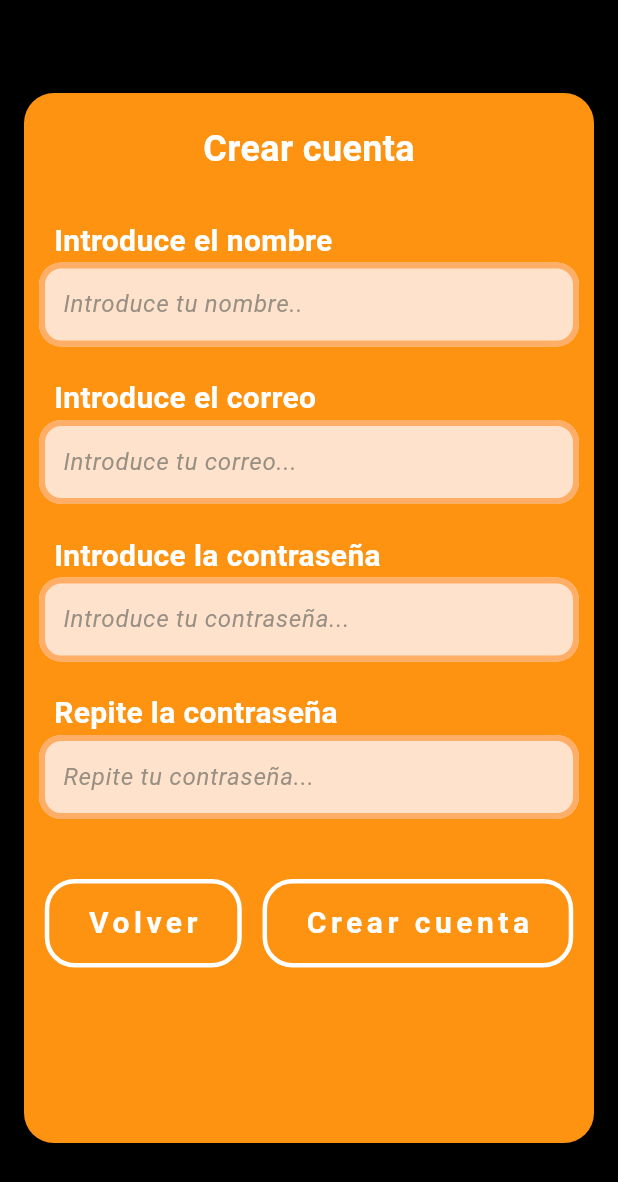
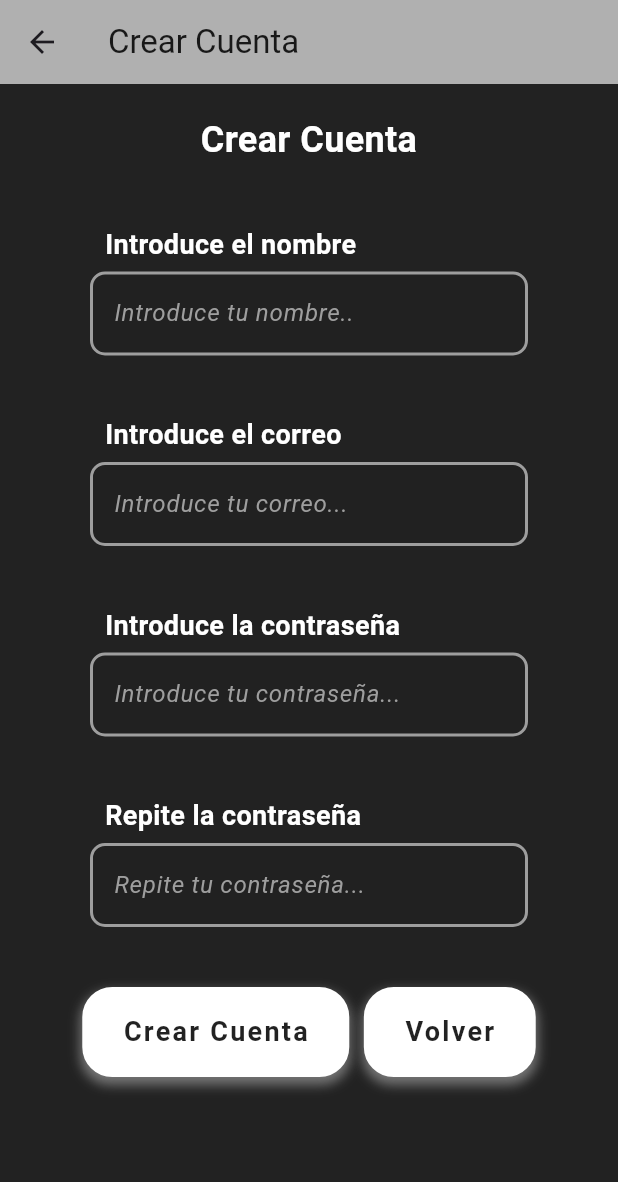
Before and after one commit to Geremias22/Red_Social, a Flutter app: the CrearCuenta screen opened directly, on a phone screen of 412 x 824 dp. Shown: the top 1182 px of the screen. Run offline on Flutter 3.47's test engine with Material 3 defaults, Android fonts, the phone set to English and light mode, and no system bars; our stand-ins replace hive, hive_flutter; accounts and stored records are empty.

Commit message:
Actualización de estilos de registro

```diff
--- a/red_social/lib/componentes/botones.dart
+++ b/red_social/lib/componentes/botones.dart
@@ -11,7 +11,7 @@ class Botones extends StatefulWidget {
 }
 
 class _BotonesState extends State<Botones> {
-  bool isHovering = false; // Para detectar si el mouse está encima
+  bool isHovering = false; // Para detectar el hover
 
   @override
   Widget build(BuildContext context) {
@@ -20,30 +20,30 @@ class _BotonesState extends State<Botones> {
       onExit: (_) => setState(() => isHovering = false), // Desactiva hover
       child: InkWell(
         onTap: widget.accionBoton,
-        borderRadius: BorderRadius.circular(20), // Hace la animación más fluida
+        borderRadius: BorderRadius.circular(20),
         child: AnimatedContainer(
-          duration: Duration(milliseconds: 200), // Animación suave
+          duration: const Duration(milliseconds: 200), // Animación suave
           decoration: BoxDecoration(
-            color: isHovering ? const Color.fromARGB(255, 255, 140, 0) : Color.fromARGB(255, 253, 147, 17), // Cambio de color
+            color: isHovering ? Colors.grey[300] : Colors.white, // Cambio de color al hacer hover
             borderRadius: BorderRadius.circular(20),
-            border: Border.all(color: Colors.white, width: 3), // Borde más visible
+            border: Border.all(color: Colors.white, width: 2), // Borde blanco
             boxShadow: [
               BoxShadow(
-                color: isHovering ? Color.fromARGB(255, 255, 174, 74) : const Color.fromARGB(2255, 253, 147, 17), // Sombra dinámica
-                blurRadius: isHovering ? 15 : 8,
-                spreadRadius: isHovering ? 5 : 2,
-                offset: Offset(0, 5),
+                color: isHovering ? Colors.white54 : Colors.grey[600]!, // Sombra dinámica
+                blurRadius: isHovering ? 12 : 6,
+                spreadRadius: isHovering ? 3 : 1,
+                offset: const Offset(0, 4),
               ),
             ],
           ),
-          padding: EdgeInsets.symmetric(vertical: 12, horizontal: 25),
+          padding: const EdgeInsets.symmetric(vertical: 15, horizontal: 25),
           child: Text(
             widget.textBoton,
-            style: const TextStyle(
-              color: Colors.white,
-              fontSize: 20,
+            style: TextStyle(
+              color: Colors.black87, // Texto oscuro para contrastar con el botón blanco
+              fontSize: 18,
               fontWeight: FontWeight.bold,
-              letterSpacing: 3,
+              letterSpacing: 1.5,
             ),
           ),
         ),
--- a/red_social/lib/componentes/input_text.dart
+++ b/red_social/lib/componentes/input_text.dart
@@ -5,7 +5,7 @@ class InputText extends StatelessWidget {
   final String? textHint;
   final TextEditingController tecInput;
   final bool invert;
-
+  final bool? passwd;
 
   const InputText({
     super.key,
@@ -13,15 +13,11 @@ class InputText extends StatelessWidget {
     this.textHint,
     required this.tecInput,
     required this.invert,
-
+    this.passwd,
   });
-
-
-
 
   @override
   Widget build(BuildContext context) {
-
     return Padding(
       padding: const EdgeInsets.all(10.0),
       child: Column(
@@ -30,45 +26,42 @@ class InputText extends StatelessWidget {
           Padding(
             padding: const EdgeInsets.only(left: 10),
             child: Text(
-                  textEtiqueta, style:
-                  TextStyle(
+              textEtiqueta,
+              style: TextStyle(
                 fontWeight: FontWeight.bold,
-                    fontSize: 20,
-                    color: invert ? Colors.white : Colors.black,
+                fontSize: 18,
+                color: Colors.white,
               ),
             ),
           ),
+          const SizedBox(height: 5),
           TextField(
-
-
             controller: tecInput,
-                style: TextStyle(
-                   color: invert ?  Colors.black : Colors.white
-                  ),
-                cursorColor:invert ?  Colors.black : Colors.white,
+            obscureText: passwd ?? false, // Oculta texto si es contraseña
+            style: const TextStyle(color: Colors.white),
+            cursorColor: Colors.white,
             decoration: InputDecoration(
-                  fillColor: invert ?  const Color.fromARGB(255, 255, 226, 203) : const Color.fromARGB(255, 101, 63, 17),
               filled: true,
+              fillColor: Colors.grey[900],
               hintText: textHint,
-                  hintStyle: TextStyle(
-                    color: invert ?  const Color.fromARGB(255, 153, 144, 133) : Colors.white,
+              hintStyle: const TextStyle(
+                color: Colors.grey,
                 fontStyle: FontStyle.italic,
               ),
               enabledBorder: OutlineInputBorder(
-                    borderRadius: BorderRadius.circular(15),
-                    borderSide:  BorderSide(
-                      color: invert ?  const Color.fromARGB(255, 255, 174, 104) : const Color.fromARGB(255, 255, 159, 104),
-                      width: 4,
+                borderRadius: BorderRadius.circular(10),
+                borderSide: const BorderSide(
+                  color: Colors.grey,
+                  width: 2,
                 ),
               ),
               focusedBorder: OutlineInputBorder(
                 borderRadius: BorderRadius.circular(10),
-                    borderSide:  BorderSide(
-                      color: invert ?  const Color.fromARGB(255, 55, 27, 0) : Colors.white,
-                      width: 4
+                borderSide: const BorderSide(
+                  color: Colors.white,
+                  width: 2,
                 ),
               ),
-
             ),
           ),
         ],
--- a/red_social/lib/main.dart
+++ b/red_social/lib/main.dart
@@ -23,9 +23,14 @@
 
 import 'package:flutter/material.dart';
 import 'package:red_social/paginas/Inicio/Crear_Cuenta.dart';
+import 'package:hive/hive.dart';
+import 'package:hive_flutter/hive_flutter.dart';
+import 'package:red_social/paginas/Inicio/Index.dart';
 
 
-void main() {
+void main() async{
+  await Hive.initFlutter();
+  await Hive.openBox("box_lista_reserva");
   runApp(const MainApp());
 }
 
@@ -35,7 +40,8 @@ class MainApp extends StatelessWidget {
   @override
   Widget build(BuildContext context) {
     return const MaterialApp(
-      home: CrearCuenta()
+      debugShowCheckedModeBanner: false,
+      home: Index()
     );
   }
 }
--- a/red_social/lib/paginas/Inicio/Crear_Cuenta.dart
+++ b/red_social/lib/paginas/Inicio/Crear_Cuenta.dart
@@ -5,7 +5,6 @@ import 'package:red_social/paginas/Inicio/Index.dart';
 import 'package:red_social/paginas/Inicio/login.dart';
 
 class CrearCuenta extends StatefulWidget {
-
   const CrearCuenta({super.key});
 
   @override
@@ -17,90 +16,145 @@ class _CrearCuentaState extends State<CrearCuenta> {
   TextEditingController tecCorreo = TextEditingController();
   TextEditingController tecPassw = TextEditingController();
   TextEditingController tecRePassw = TextEditingController();
-  final bool invert = true;
+  final bool invert = false; // Mantiene la estética oscura
 
+  // Método para validar el correo
+  bool validarCorreo(String correo) {
+    String patron =
+        r'^[a-zA-Z0-9._%+-]+@[a-zA-Z0-9.-]+\.[a-zA-Z]{2,}$'; // Expresión regular
+    return RegExp(patron).hasMatch(correo);
+  }
 
+  // Método para validar la creación de la cuenta
+  void validarYCrearCuenta() {
+    String correo = tecCorreo.text.trim();
+    String passw = tecPassw.text;
+    String rePassw = tecRePassw.text;
+
+    if (correo.isEmpty || passw.isEmpty || rePassw.isEmpty) {
+      mostrarMensaje("Todos los campos son obligatorios.");
+      return;
+    }
+
+    if (!validarCorreo(correo)) {
+      mostrarMensaje("Formato de correo inválido, debe se '@gmail.com' por ejemplo");
+      return;
+    }
+
+    if (passw.length < 6) {
+      mostrarMensaje("La contraseña debe tener al menos 6 caracteres.");
+      return;
+    }
+
+    if (passw != rePassw) {
+      mostrarMensaje("Las contraseñas no coinciden.");
+      return;
+    }
+
+    // Si todo está correcto, navega al Login
+    mostrarMensaje("Cuenta creada exitosamente!", esExito: true);
+    Future.delayed(const Duration(seconds: 2), () {
+      Navigator.pushReplacement(
+        context,
+        MaterialPageRoute(builder: (context) => const Login()),
+      );
+    });
+  }
+
+  // Método para mostrar mensajes en un SnackBar
+  void mostrarMensaje(String mensaje, {bool esExito = false}) {
+    ScaffoldMessenger.of(context).showSnackBar(
+      SnackBar(
+        content: Text(
+          mensaje,
+          style: const TextStyle(color: Colors.white),
+        ),
+        backgroundColor: esExito ? Colors.green : Colors.red,
+        duration: const Duration(seconds: 2),
+      ),
+    );
+  }
 
   @override
   Widget build(BuildContext context) {
-    return Scaffold( // Envolvemos todo en un Scaffold
-      backgroundColor: Colors.black, // Establece el fondo negro
+    return Scaffold(
+      backgroundColor: Colors.black87,
+      appBar: AppBar(
+        title: const Text(
+          "Crear Cuenta",
+          style: TextStyle(color: Colors.black87),
+        ),
+        backgroundColor: const Color.fromARGB(167, 251, 251, 251),
+        elevation: 0,
+      ),
       body: Padding(
-        padding: const EdgeInsets.all(16.0),
-        child: Center(
-          child: Container(
-            height: 700,
-            width: 450,
-            decoration: BoxDecoration(
-              color: const Color.fromARGB(255, 253, 147, 17),
-              borderRadius: BorderRadius.circular(20)
-            ),
+        padding: const EdgeInsets.only(top: 0, left: 50, right: 50),
+        child: SingleChildScrollView(
           child: Column(
-            crossAxisAlignment: CrossAxisAlignment.start,
+            crossAxisAlignment: CrossAxisAlignment.stretch,
             children: [
-              // Título
-              const Padding(
-                padding: EdgeInsets.only(top: 20),
-                child: Center(
-                  child: Text(
-                    "Crear cuenta",
+              const SizedBox(height: 20),
+              const Text(
+                "Crear Cuenta",
+                textAlign: TextAlign.center,
                 style: TextStyle(
-                      color: Colors.white,
                   fontSize: 24,
                   fontWeight: FontWeight.bold,
+                  color: Colors.white,
                 ),
               ),
+              const SizedBox(height: 30),
+              InputText(
+                textEtiqueta: "Introduce el nombre",
+                textHint: "Introduce tu nombre..",
+                tecInput: tecNom,
+                invert: invert,
               ),
+              const SizedBox(height: 20),
+              InputText(
+                textEtiqueta: "Introduce el correo",
+                textHint: "Introduce tu correo...",
+                tecInput: tecCorreo,
+                invert: invert,
               ),
-
               const SizedBox(height: 20),
-
-              // Input Nombre
-              InputText( textEtiqueta: "Introduce el nombre", textHint: "Introduce tu nombre..", tecInput: tecNom, invert: invert,),
-
-              //Input Correo
-              InputText(textEtiqueta: "Introduce el correo", textHint: "Introduce tu correo...", tecInput: tecCorreo, invert: invert ),
-
-              //Input Contraseña
-              InputText(textEtiqueta: "Introduce la contraseña", textHint: "Introduce tu contraseña...", tecInput: tecPassw, invert: invert ),
-
-              //Input Repetir Contraseña
-              InputText(textEtiqueta: "Repite la contraseña", textHint: "Repite tu contraseña...", tecInput: tecRePassw, invert: invert ),
-
-              Padding(
-                padding: const EdgeInsets.only(top: 30),
-                child: Row(
+              InputText(
+                textEtiqueta: "Introduce la contraseña",
+                textHint: "Introduce tu contraseña...",
+                tecInput: tecPassw,
+                invert: invert,
+                passwd: true,
+              ),
+              const SizedBox(height: 20),
+              InputText(
+                textEtiqueta: "Repite la contraseña",
+                textHint: "Repite tu contraseña...",
+                tecInput: tecRePassw,
+                invert: invert,
+                passwd: true,
+              ),
+              const SizedBox(height: 30),
+              Row(
                 mainAxisAlignment: MainAxisAlignment.spaceEvenly,
                 children: [
-
-                  //Boton para volver al Index (inicio)
+                  Botones(
+                    textBoton: "Crear Cuenta",
+                    accionBoton: validarYCrearCuenta, // Validación antes de crear
+                  ),
+                  const SizedBox(height: 15),
                   Botones(
                     textBoton: "Volver",
-                    accionBoton:(){
+                    accionBoton: () {
                       Navigator.push(
                         context,
                         MaterialPageRoute(builder: (context) => const Index()),
-                    );}
+                      );
+                    },
                   ),
-
-                  //Boton para volver al Index (inicio)
-                  Botones(
-                    textBoton: "Crear cuenta",
-                    accionBoton:(){
-                    Navigator.push(
-                    context,
-                    MaterialPageRoute(builder: (context) => const Login()),
-                    );}
-                  ),
-
                 ],
               ),
-              )
-              //Botones
-
-
+              const SizedBox(height: 20),
             ],
-          ),
           ),
         ),
       ),
```
Lines whose indentation alone changed are shown as unchanged.
